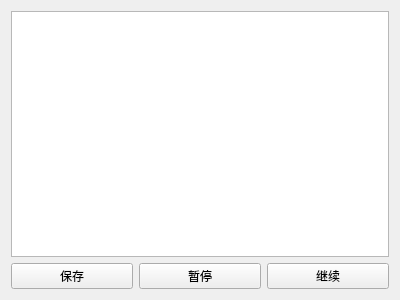
First picture: the form in gui/layout/result_display.ui, repository Red-yin/log_debug_tool, before the edit.
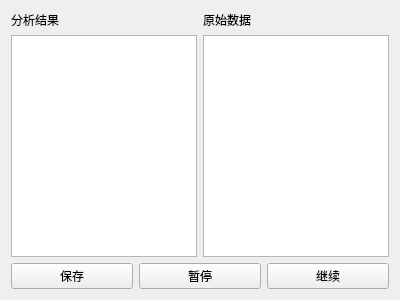
Second picture: the form after the edit.

Commit message: 更新日志分析结果界面显示

Diff of the .ui file:
```diff
--- a/gui/layout/result_display.ui
+++ b/gui/layout/result_display.ui
@@ -13,9 +13,38 @@
   <property name="windowTitle">
    <string>Form</string>
   </property>
-  <layout class="QVBoxLayout" name="verticalLayout">
+  <layout class="QVBoxLayout" name="verticalLayout_3">
    <item>
-    <widget class="QTextBrowser" name="textBrowser"/>
+    <layout class="QHBoxLayout" name="horizontalLayout_2">
+     <item>
+      <layout class="QVBoxLayout" name="verticalLayout">
+       <item>
+        <widget class="QLabel" name="label">
+         <property name="text">
+          <string>分析结果</string>
+         </property>
+        </widget>
+       </item>
+       <item>
+        <widget class="QTextBrowser" name="textBrowser"/>
+       </item>
+      </layout>
+     </item>
+     <item>
+      <layout class="QVBoxLayout" name="verticalLayout_2">
+       <item>
+        <widget class="QLabel" name="label_2">
+         <property name="text">
+          <string>原始数据</string>
+         </property>
+        </widget>
+       </item>
+       <item>
+        <widget class="QTextBrowser" name="textBrowser_2"/>
+       </item>
+      </layout>
+     </item>
+    </layout>
    </item>
    <item>
     <layout class="QHBoxLayout" name="horizontalLayout">
```
The commit also changes 2 other files.
